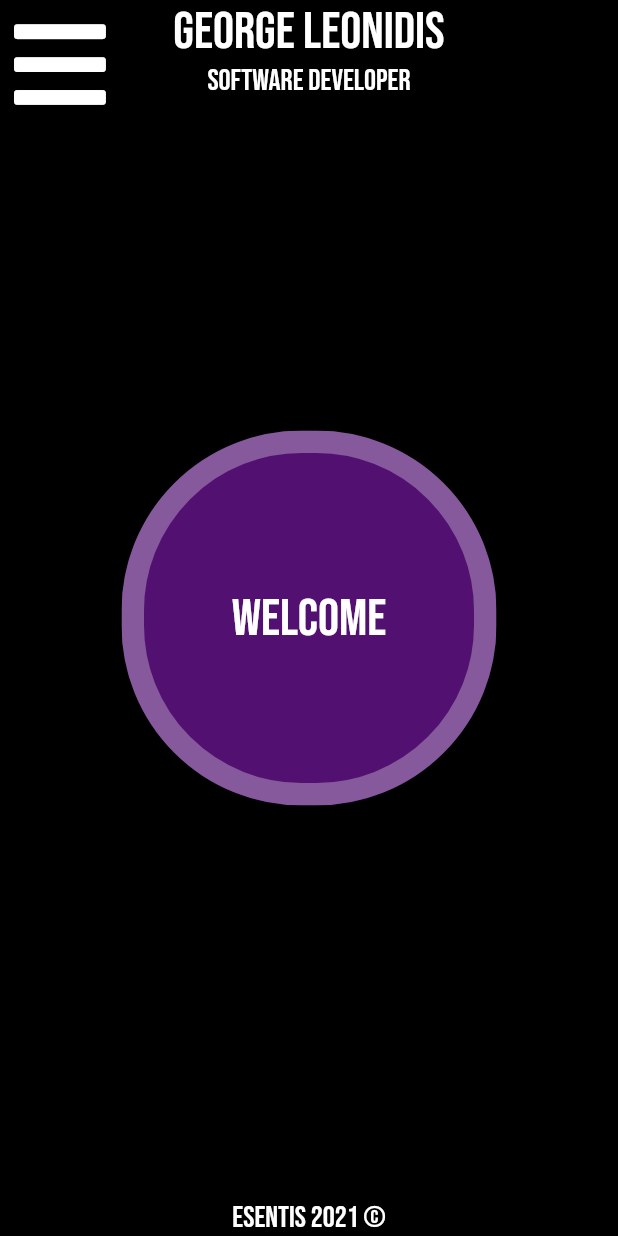
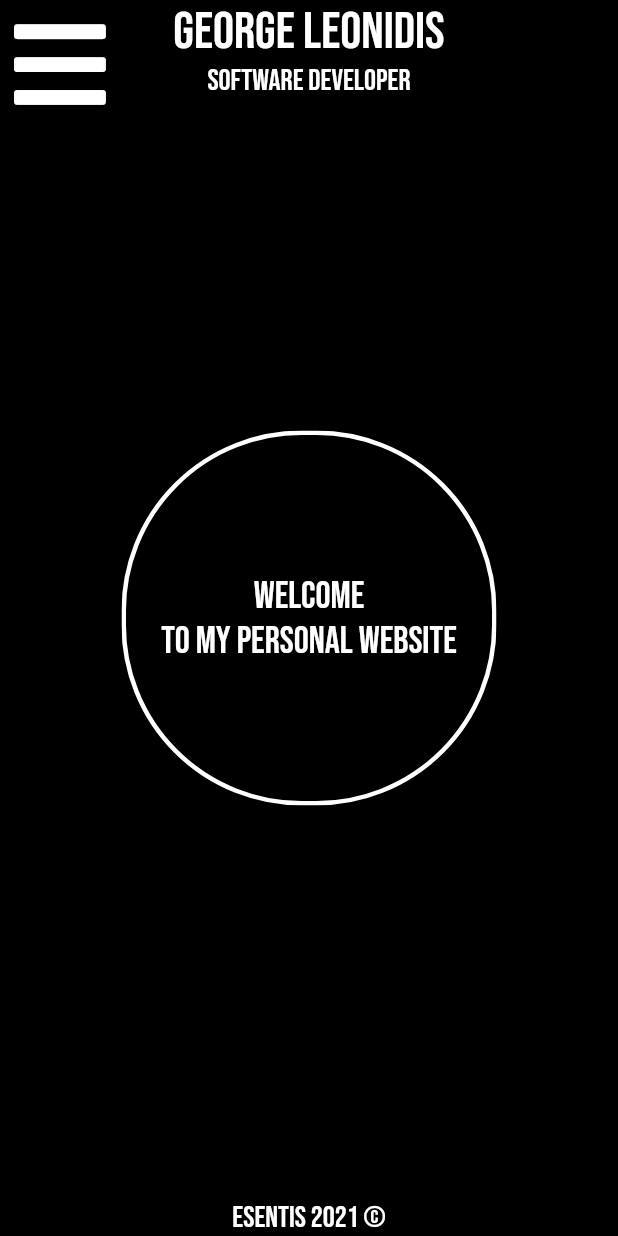
Before and after one commit to esentis/personal-website-flutter, a Flutter app: the screen it shows after launch, on a phone screen of 412 x 824 dp. Run offline on Flutter 3.47's test engine with Material 2 defaults, Android fonts, the phone set to English and light mode, and no system bars; drawn by our look-alikes of flutter_zoom_drawer; our stand-ins replace cloud_firestore, date_format, firebase_core, font_awesome_flutter, get, google_fonts and 5 more; missing offline and left inert: scroll_shadow_container; accounts and stored records are empty.

Commit message:
💄 Updates UI style

```diff
--- a/lib/pages/desktop/landing_page_desktop.dart
+++ b/lib/pages/desktop/landing_page_desktop.dart
@@ -208,7 +208,7 @@ class _LandingPageDesktopState extends State<LandingPageDesktop>
               child: PlasmaRenderer(
                 type: PlasmaType.infinity,
                 particles: 17,
-                color: const Color(0xaf881cbd),
+                color: kColorPurple,
                 blur: 0.43,
                 size: 0.39,
                 speed: 1.64,
@@ -222,7 +222,7 @@ class _LandingPageDesktopState extends State<LandingPageDesktop>
                 child: PlasmaRenderer(
                   type: PlasmaType.infinity,
                   particles: 5,
-                  color: const Color(0x442361e4),
+                  color: kColorBlueDark,
                   blur: 0.4,
                   size: 1,
                   speed: 1,
@@ -288,24 +288,6 @@ class _LandingPageDesktopState extends State<LandingPageDesktop>
                         // The main animated container
                         Align(
                           alignment: Alignment.center,
-                          child: MouseRegion(
-                            cursor: MouseCursor.uncontrolled,
-                            onEnter: (event) {
-                              // setState(() {
-                              //   fontSize = 60;
-                              //   width += 50;
-                              //   angle = -1.25;
-                              // });
-                            },
-                            onExit: (event) {
-                              // setState(
-                              //   () {
-                              //     fontSize = 45;
-                              //     width -= 50;
-                              //     angle = 0;
-                              //   },
-                              // );
-                            },
                           child: ClipRRect(
                             child: BackdropFilter(
                               filter: ImageFilter.blur(
@@ -320,21 +302,33 @@ class _LandingPageDesktopState extends State<LandingPageDesktop>
                                     ? 250
                                     : currentScreen == screens.PORTFOLIO
                                         ? 550
-                                          : 400,
+                                        : 200,
                                 height: currentScreen == screens.HOME
                                     ? 250
                                     : currentScreen == screens.PORTFOLIO
                                         ? 550
-                                          : MediaQuery.of(context).size.height *
-                                              .6,
+                                        : 500,
                                 decoration: BoxDecoration(
-                                    color: kColorPurple.withOpacity(0.6),
-                                    borderRadius: BorderRadius.circular(
+                                  color: currentScreen == screens.HOME
+                                      ? Colors.black.withOpacity(0.4)
+                                      : Colors.black.withOpacity(0.8),
+                                  borderRadius:
+                                      currentScreen == screens.PORTFOLIO
+                                          ? const BorderRadius.only(
+                                              topRight: Radius.circular(40),
+                                              topLeft: Radius.circular(40))
+                                          : currentScreen == screens.CONTACT
+                                              ? BorderRadius.circular(49)
+                                              : BorderRadius.circular(
                                                   120,
                                                 ),
                                   border: Border.all(
-                                      width: 15,
-                                      color: Colors.white.withOpacity(0.3),
+                                    width: currentScreen == screens.PORTFOLIO
+                                        ? 0
+                                        : 3,
+                                    color: currentScreen == screens.PORTFOLIO
+                                        ? Colors.transparent
+                                        : Colors.white,
                                   ),
                                 ),
                                 duration: const Duration(milliseconds: 400),
@@ -350,15 +344,16 @@ class _LandingPageDesktopState extends State<LandingPageDesktop>
                                       ),
                                       child: currentScreen == screens.HOME
                                           ? Text(
-                                                'Welcome',
+                                              'Welcome\nto my personal website',
+                                              textAlign: TextAlign.center,
                                               style: kStyleDefault.copyWith(
                                                 color: Colors.white,
+                                                fontSize: 25,
                                               ),
                                             )
                                           : currentScreen == screens.PORTFOLIO
                                               ? PortfolioPage()
                                               : ContactInfo(),
-                                      ),
                                     ),
                                   ),
                                 ),
```
Also changed, not shown: lib/pages/desktop/portfolio.dart (+54 -15 lines). Lines whose indentation alone changed are shown as unchanged.
